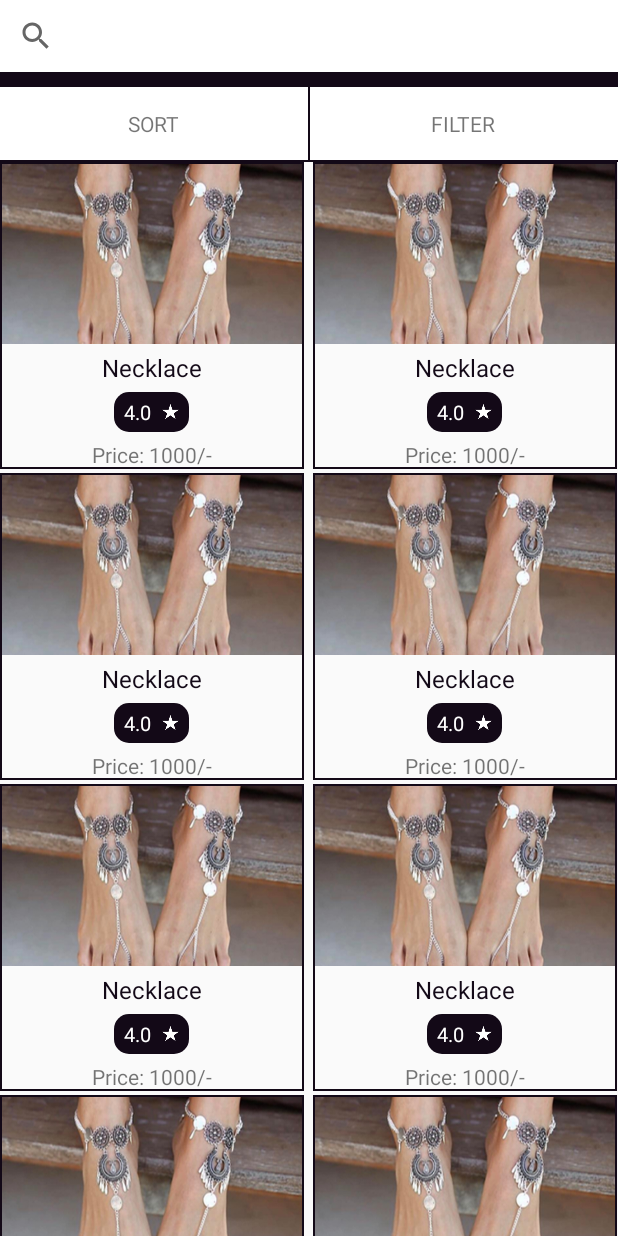
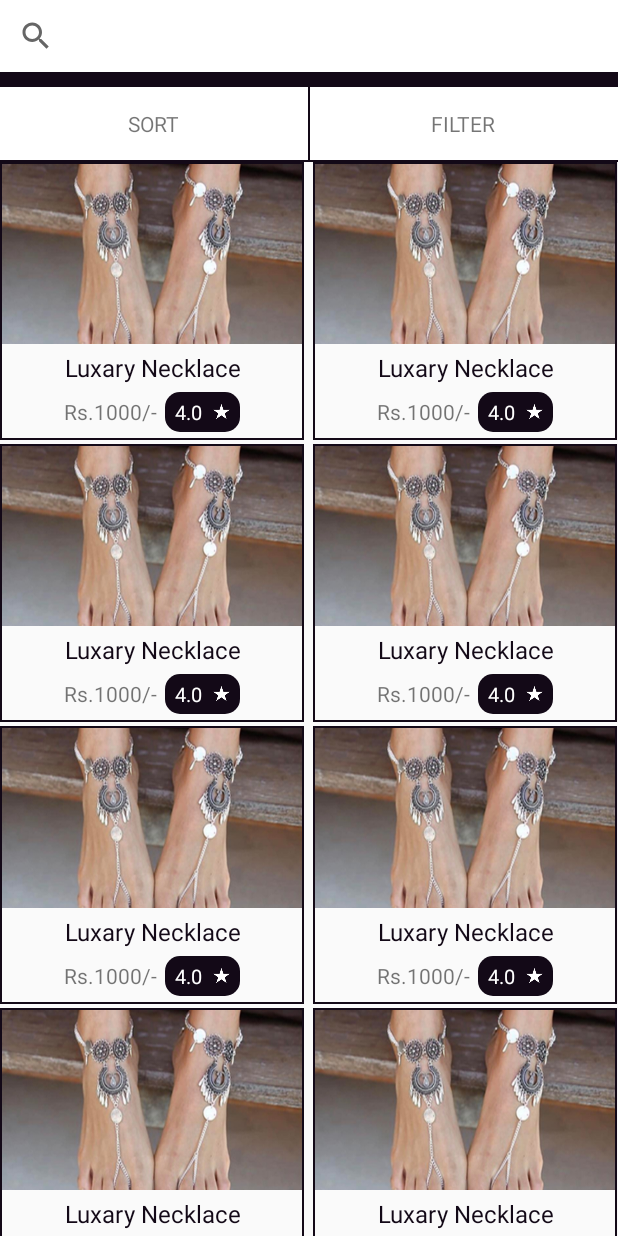
Before and after one commit to rahulrainaaa/ForeverMyAngle, an Android app: the SearchProductActivity screen opened directly, with no data from a screen before it, on a phone screen of 412 x 824 dp. Run offline under Robolectric (Android 15) with nearby library versions, the phone set to English and light mode, and no system bars; network calls fail.

Commit message:
Initial Commit

```diff
--- a/app/build.gradle
+++ b/app/build.gradle
@@ -33,5 +33,6 @@ dependencies {
     compile 'com.android.support:support-vector-drawable:25.1.1'
     compile 'com.mcxiaoke.volley:library:1.0.19'
     compile 'com.android.support:cardview-v7:25.1.1'
+    compile 'org.scribe:scribe:1.3.5'
     testCompile 'junit:junit:4.12'
 }
--- a/app/src/main/java/app/shopping/forevermyangle/fragment/fragments/CategoryDashboardFragment.java
+++ b/app/src/main/java/app/shopping/forevermyangle/fragment/fragments/CategoryDashboardFragment.java
@@ -64,8 +64,7 @@ public class CategoryDashboardFragment extends BaseFragment {
 
         mCategoryExpandableListView.setOnChildClickListener(new ExpandableListView.OnChildClickListener() {
             @Override
-            public boolean onChildClick(ExpandableListView parent, View v,
-                                        int groupPosition, int childPosition, long id) {
+            public boolean onChildClick(ExpandableListView parent, View v, int groupPosition, int childPosition, long id) {
                 ProductCategory selectedCategory = GlobalData.category.get(groupPosition).get(childPosition);
                 Toast.makeText(getActivity(), "" + selectedCategory.getName(), Toast.LENGTH_SHORT).show();
                 return false;
--- a/app/src/main/java/app/shopping/forevermyangle/fragment/fragments/HomeDashboardFragment.java
+++ b/app/src/main/java/app/shopping/forevermyangle/fragment/fragments/HomeDashboardFragment.java
@@ -185,7 +185,11 @@ public class HomeDashboardFragment extends BaseFragment implements View.OnTouchL
 
                 activity.hideProgressing();
                 Category category = (Category) responseModel;
-                updateCategories(category.getProductCategories());
+                int responseCode = category.getHttp().getResponse().getCode();
+                if (responseCode == 200) {
+                    updateCategories(category.getProductCategories());
+                } else {
+                }
                 break;
 
             case 2:
--- a/app/src/main/res/layout/item_gridview_product.xml
+++ b/app/src/main/res/layout/item_gridview_product.xml
@@ -17,25 +17,32 @@
     <LinearLayout
         android:layout_width="wrap_content"
         android:layout_height="match_parent"
+        android:layout_marginTop="3dp"
         android:gravity="center"
-        android:layout_marginTop="3dp"
         android:orientation="vertical">
 
         <TextView
             android:layout_width="match_parent"
             android:layout_height="wrap_content"
             android:gravity="center"
-            android:text="Necklace"
+            android:text="Luxary Necklace"
             android:textColor="@color/colorPrimaryDark"
             android:textSize="16dp" />
 
         <LinearLayout
-            android:layout_width="match_parent"
+            android:layout_width="wrap_content"
             android:layout_height="wrap_content"
             android:layout_marginBottom="5dp"
             android:layout_marginTop="5dp"
             android:gravity="center"
             android:orientation="horizontal">
+
+            <TextView
+                android:layout_width="match_parent"
+                android:layout_height="wrap_content"
+                android:text="Rs.1000/-"
+                android:layout_marginRight="5dp"
+                android:textSize="14dp" />
 
             <LinearLayout
                 android:layout_width="wrap_content"
@@ -62,11 +69,6 @@
 
         </LinearLayout>
 
-        <TextView
-            android:layout_width="match_parent"
-            android:layout_height="wrap_content"
-            android:text="Price: 1000/-"
-            android:textSize="14dp" />
 
     </LinearLayout>
 
```
Also changed, not shown: app/src/main/java/app/shopping/forevermyangle/parser/products/ProductParser.java (added, +11 -0 lines).
